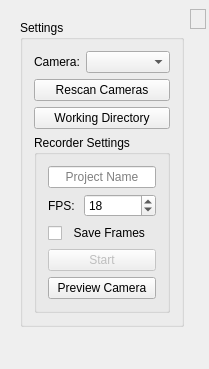
The window that src/forms/mainwindow.ui (vale981/Taevitas) describes before a commit, drawn with Qt 5.
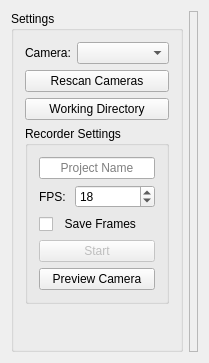
The same window after the commit.

Diff of the .ui file:
```diff
--- a/src/forms/mainwindow.ui
+++ b/src/forms/mainwindow.ui
@@ -7,7 +7,7 @@
     <x>0</x>
     <y>0</y>
     <width>209</width>
-    <height>369</height>
+    <height>363</height>
    </rect>
   </property>
   <property name="sizePolicy">
@@ -20,18 +20,12 @@
    <string>Taevitas</string>
   </property>
   <widget class="QWidget" name="centralWidget">
+   <layout class="QGridLayout" name="gridLayout">
+    <item row="0" column="1">
    <widget class="QLabel" name="preview_widget">
     <property name="enabled">
      <bool>false</bool>
     </property>
-    <property name="geometry">
-     <rect>
-      <x>190</x>
-      <y>9</y>
-      <width>16</width>
-      <height>20</height>
-     </rect>
-    </property>
     <property name="frameShape">
      <enum>QFrame::StyledPanel</enum>
     </property>
@@ -42,18 +36,11 @@
      <string/>
     </property>
    </widget>
-   <widget class="QWidget" name="verticalLayoutWidget">
-    <property name="geometry">
-     <rect>
-      <x>9</x>
-      <y>9</y>
-      <width>175</width>
-      <height>351</height>
-     </rect>
-    </property>
+    </item>
+    <item row="0" column="0">
     <layout class="QVBoxLayout" name="verticalLayout_3">
      <property name="sizeConstraint">
-      <enum>QLayout::SetFixedSize</enum>
+       <enum>QLayout::SetDefaultConstraint</enum>
      </property>
      <item>
       <widget class="QGroupBox" name="groupBox">
@@ -217,17 +204,11 @@
           </layout>
          </widget>
         </item>
-       </layout>
-      </widget>
-     </item>
      <item>
       <spacer name="verticalSpacer">
        <property name="orientation">
         <enum>Qt::Vertical</enum>
        </property>
-       <property name="sizeType">
-        <enum>QSizePolicy::Expanding</enum>
-       </property>
        <property name="sizeHint" stdset="0">
         <size>
          <width>0</width>
@@ -238,6 +219,10 @@
      </item>
     </layout>
    </widget>
+      </item>
+     </layout>
+    </item>
+   </layout>
   </widget>
  </widget>
  <layoutdefault spacing="6" margin="11"/>
```
Lines whose indentation alone changed are shown as unchanged.
